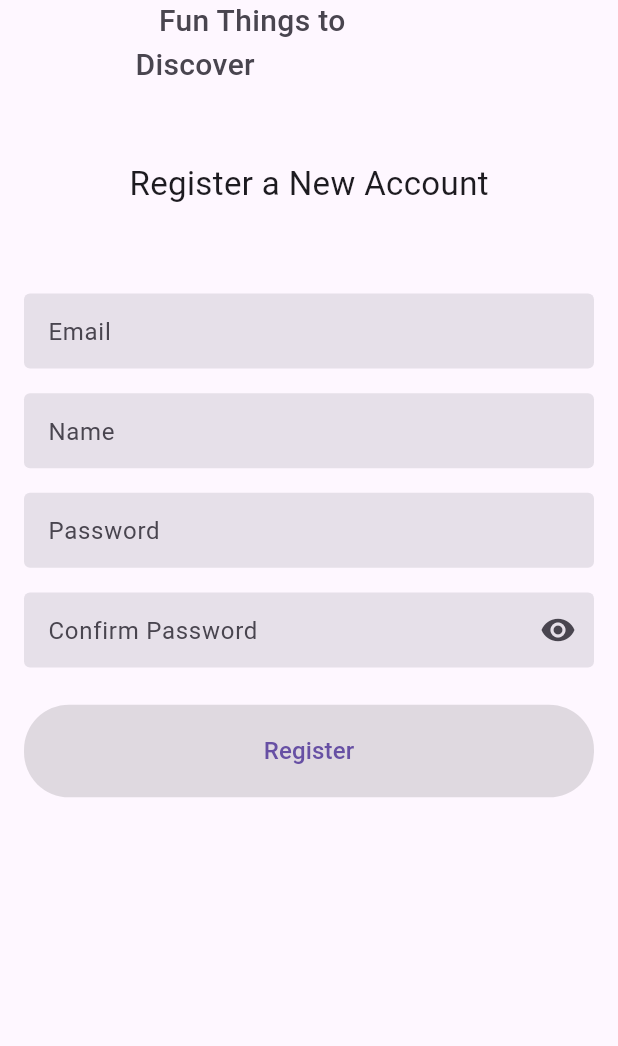
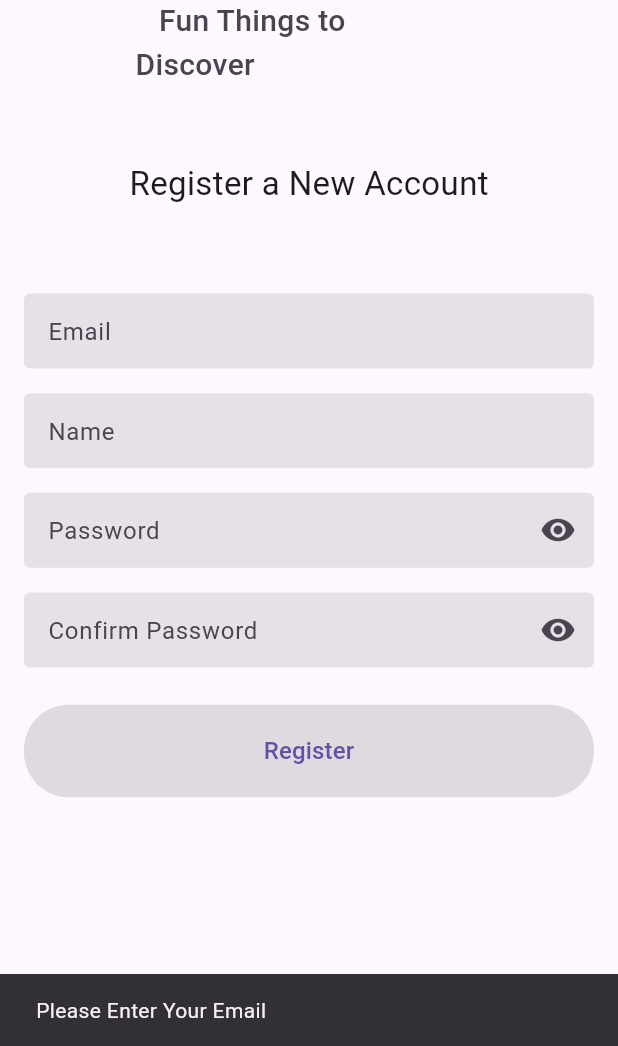
Before and after one commit to AliArafat4/Flutter-Bootcamp-Capstone-1, a Flutter app: the SignUpScreen screen opened directly, after a tap on "Register", on a phone screen of 412 x 824 dp, the part 190-1236 px from its top. Run offline on Flutter 3.47's test engine with Material 3 defaults, Android fonts, the phone set to English and light mode, and no system bars; our stand-ins replace bloc, chat_bubbles, flutter_bloc, flutter_dotenv, supabase_flutter; accounts and stored records are empty.

Commit message:
auth logic

```diff
--- a/lib/bloc/auth_bloc/auth_bloc.dart
+++ b/lib/bloc/auth_bloc/auth_bloc.dart
@@ -1,13 +1,54 @@
 import 'package:flutter/material.dart';
 import 'package:flutter_bloc/flutter_bloc.dart';
+import 'package:team_hack/db/supabase_db.dart';
+import 'package:team_hack/extentions/email_validator.dart';
 
 part 'auth_event.dart';
 part 'auth_state.dart';
 
 class AuthBloc extends Bloc<AuthEvent, AuthState> {
   AuthBloc() : super(AuthInitial()) {
-    on<AuthEvent>((event, emit) {
-      // TODO: implement event handler
+    on<AuthRegisterEvent>((event, emit) async {
+      emit(LoadingState());
+
+      if (event.email.trim().isEmpty) {
+        emit(AuthRegisterErrorState(errorMsg: "Please Enter Your Email"));
+      } else if (!event.email.trim().isValidEmail()) {
+        emit(AuthRegisterErrorState(errorMsg: "Please Enter a Valid Email"));
+      } else if (event.password.isEmpty) {
+        emit(AuthRegisterErrorState(errorMsg: "Please Enter Your Password"));
+      } else if (event.password.length < 6) {
+        emit(AuthRegisterErrorState(errorMsg: "Password Must be Greater Than 6 characters"));
+      } else if (event.confirmPassword.isEmpty) {
+        emit(AuthRegisterErrorState(errorMsg: "Please Enter Re-Enter your Password"));
+      } else if (event.confirmPassword != event.password) {
+        emit(AuthRegisterErrorState(errorMsg: "Password does not Match"));
+      } else {
+        final response = await SupaBaseDB()
+            .signUp(email: event.email, password: event.password, name: event.userName);
+        if (response.toString().toLowerCase() == "ok") {
+          emit(AuthRegisterSuccessState());
+        } else {
+          emit(AuthRegisterErrorState(errorMsg: response.toString()));
+        }
+      }
+    });
+
+    on<AuthLoginEvent>((event, emit) async {
+      emit(LoadingState());
+
+      if (event.email.trim().isEmpty) {
+        emit(AuthLoginErrorState(errorMsg: "Please Enter Your Email"));
+      } else if (event.password.isEmpty) {
+        emit(AuthLoginErrorState(errorMsg: "Please Enter Your Password"));
+      } else {
+        final response = await SupaBaseDB().login(email: event.email, password: event.password);
+        if (response.toLowerCase() == "ok") {
+          emit(AuthLoginSuccessState());
+        } else {
+          emit(AuthLoginErrorState(errorMsg: "Email or Password are incorrect"));
+        }
+      }
     });
   }
 }
--- a/lib/bloc/auth_bloc/auth_event.dart
+++ b/lib/bloc/auth_bloc/auth_event.dart
@@ -9,14 +9,12 @@ class AuthLoginEvent extends AuthEvent {
 }
 
 class AuthRegisterEvent extends AuthEvent {
-  final String email, password, userName, phone, confirmPassword;
-  final BuildContext context;
+  final String email, password, userName, confirmPassword;
+  // final BuildContext context;
   AuthRegisterEvent({
     required this.email,
     required this.password,
     required this.userName,
-    required this.phone,
     required this.confirmPassword,
-    required this.context,
   });
 }
--- /dev/null
+++ b/lib/models/user_model.dart
@@ -0,0 +1,29 @@
+class UserModel {
+  String? userId;
+  String? email;
+  String? role;
+  String? name;
+  String? bio;
+  List? skills;
+
+  UserModel({this.userId, this.email, this.role, this.name, this.bio, this.skills});
+
+  UserModel.fromJson(Map<String, dynamic> json) {
+    userId = json['user_id'];
+    email = json['email'];
+    role = json['role'];
+    name = json['name'];
+    bio = json['bio'];
+    skills = json['skills'];
+  }
+
+// Map<String, dynamic> toJson() {
+//   final Map<String, dynamic> data = <String, dynamic>{};
+//   data['id'] = id;
+//   data['email'] = email;
+//   data['time'] = time;
+//   data['name'] = name;
+//   data['course_name'] = courseName;
+//   return data;
+// }
+}
--- a/lib/screens/auth/sign_up_screen.dart
+++ b/lib/screens/auth/sign_up_screen.dart
@@ -1,8 +1,12 @@
 import 'package:flutter/material.dart';
+import 'package:flutter_bloc/flutter_bloc.dart';
+import 'package:team_hack/bloc/auth_bloc/auth_bloc.dart';
 import 'package:team_hack/extentions/size_extention.dart';
+import 'package:team_hack/screens/navigationbar/navigation_bar_screen.dart';
 
 import 'components/auth_button.dart';
 import 'components/auth_text_field.dart';
+import 'components/show_snack_bar.dart';
 
 class SignUpScreen extends StatelessWidget {
   SignUpScreen({Key? key}) : super(key: key);
@@ -10,8 +14,8 @@ class SignUpScreen extends StatelessWidget {
   final TextEditingController emailController = TextEditingController();
   final TextEditingController nameController = TextEditingController();
   final TextEditingController passwordController = TextEditingController();
-  final TextEditingController confirmPasswordController =
-      TextEditingController();
+  final TextEditingController confirmPasswordController = TextEditingController();
+
   @override
   Widget build(BuildContext context) {
     return Scaffold(
@@ -48,23 +52,57 @@ class SignUpScreen extends StatelessWidget {
           SizedBox(height: context.getHeight(factor: .02)),
           AuthTextField(
             isPassword: false,
-            controller: emailController,
+            controller: nameController,
             content: "Name",
           ),
           SizedBox(height: context.getHeight(factor: .02)),
           AuthTextField(
-            isPassword: false,
-            controller: emailController,
+            isPassword: true,
+            controller: passwordController,
             content: "Password",
           ),
           SizedBox(height: context.getHeight(factor: .02)),
           AuthTextField(
             isPassword: true,
-            controller: passwordController,
+            controller: confirmPasswordController,
             content: "Confirm Password",
           ),
           SizedBox(height: context.getHeight(factor: .03)),
-          AuthButton(content: "Register", onPressedFunc: () {}),
+          BlocConsumer<AuthBloc, AuthState>(
+            listener: (context, state) {
+              state is AuthRegisterErrorState
+                  ? showSnackBar(context: context, message: state.errorMsg)
+                  : const SizedBox();
+              state is AuthRegisterSuccessState
+                  ? Navigator.pushAndRemoveUntil(
+                      context,
+                      MaterialPageRoute(builder: (context) => const NavigationBarScreen()),
+                      (route) => false,
+                    )
+                  : const SizedBox();
+            },
+            builder: (context, state) {
+              return AuthButton(
+                  content: "Register",
+                  onPressedFunc: () {
+                    context.read<AuthBloc>().add(
+                          AuthRegisterEvent(
+                              email: emailController.text,
+                              password: passwordController.text,
+                              userName: nameController.text,
+                              confirmPassword: confirmPasswordController.text),
+                        );
+                  });
+            },
+          ),
+          BlocBuilder<AuthBloc, AuthState>(
+            builder: (context, state) => state is LoadingState
+                ? const Padding(
+                    padding: EdgeInsets.all(8.0),
+                    child: LinearProgressIndicator(),
+                  )
+                : const SizedBox(),
+          )
         ],
       ),
     );
```
Also changed, not shown: lib/db/supabase_db.dart (added, +74 -0 lines), lib/extentions/email_validator.dart (added, +7 -0 lines), lib/main.dart (+11 -13 lines), lib/screens/auth/sign_in_screen.dart (+31 -8 lines), lib/screens/home/home_screen.dart (+19 -30 lines), lib/widgets/snack_bar.dart (added, +7 -0 lines), pubspec.yaml (+5 -2 lines), pubspec.lock, 6 other files.
